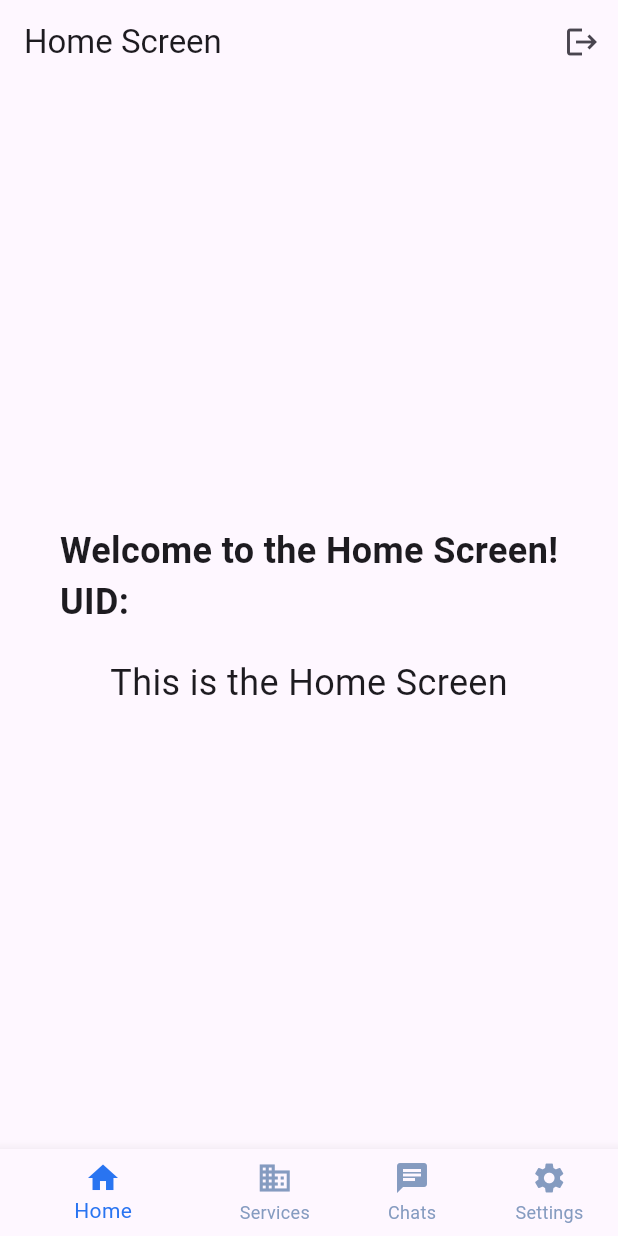
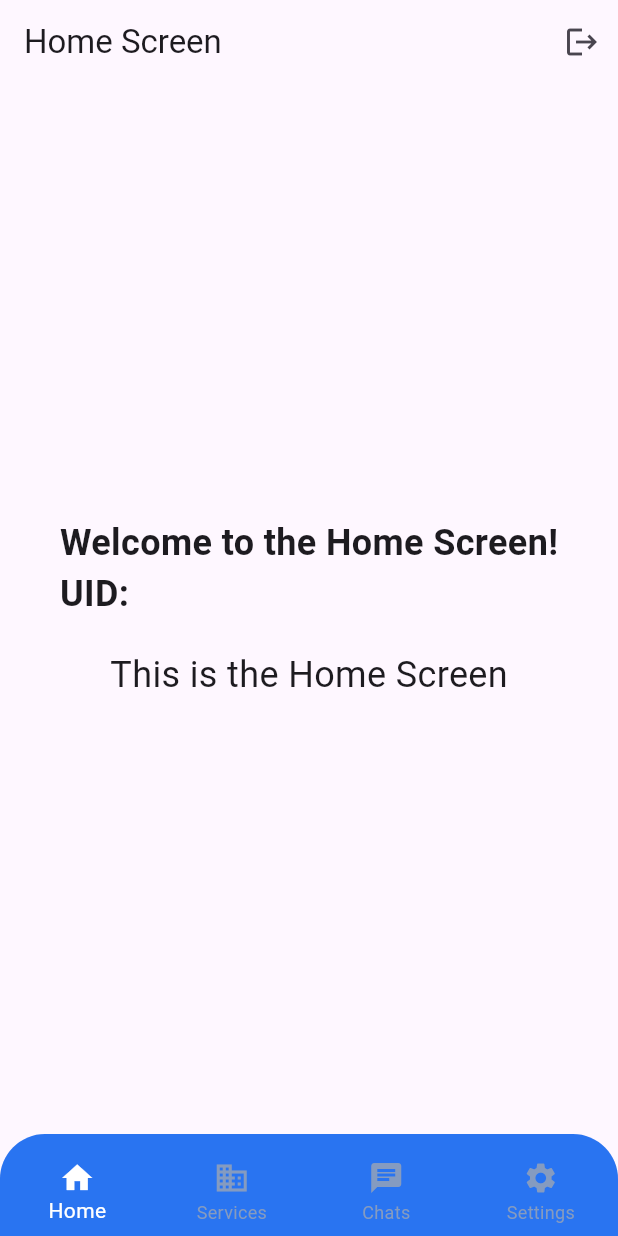
Before and after one commit to EnriqueFolchBlasco/Luggo-Android-App, a Flutter app: the HomeScreen screen opened directly, on a phone screen of 412 x 824 dp. Run offline on Flutter 3.47's test engine with Material 3 defaults, Android fonts, the phone set to English and light mode, and no system bars; our stand-ins replace email_validator, firebase_auth, firebase_core, shared_preferences; accounts and stored records are empty.

Commit message:
Menu appearance design imrpoved

```diff
--- a/lib/main.dart
+++ b/lib/main.dart
@@ -4,7 +4,7 @@ import 'package:shared_preferences/shared_preferences.dart';
 import 'screens/login_screen.dart';
 import 'screens/home_screen.dart';
 import 'firebase_options.dart';
-//0.7
+//1403_2354
 
 void main() async {
   WidgetsFlutterBinding.ensureInitialized();
--- a/lib/screens/home_screen.dart
+++ b/lib/screens/home_screen.dart
@@ -96,31 +96,52 @@ class _HomeScreenState extends State<HomeScreen> {
         ),
       ),
 
-      bottomNavigationBar: _hideBottomNav ? null : BottomNavigationBar(
+      bottomNavigationBar: _hideBottomNav
+          ? null
+          : ClipRRect(
+              borderRadius: BorderRadius.only(
+                topLeft: Radius.circular(30),
+                topRight: Radius.circular(30),
+              ),
+              child: BottomNavigationBar(
                 currentIndex: _selectedIndex,
                 onTap: _onItemTapped,
                 backgroundColor: AppColors.primaryColor,
-              selectedItemColor: AppColors.primaryColor,
+                selectedItemColor: Colors.white,
                 unselectedItemColor: const Color.fromARGB(255, 133, 155, 192),
                 showUnselectedLabels: true,
-              items: const <BottomNavigationBarItem>[
+                type: BottomNavigationBarType.fixed,
+                items: [
                   BottomNavigationBarItem(
-                  icon: Icon(Icons.home),
+                    icon: Padding(
+                      padding: EdgeInsets.only(top: 10.0),
+                      child: Icon(Icons.home),
+                    ),
                     label: 'Home',
                   ),
                   BottomNavigationBarItem(
-                  icon: Icon(Icons.business),
+                    icon: Padding(
+                      padding: EdgeInsets.only(top: 10.0),
+                      child: Icon(Icons.business),
+                    ),
                     label: 'Services',
                   ),
                   BottomNavigationBarItem(
-                  icon: Icon(Icons.chat),
+                    icon: Padding(
+                      padding: EdgeInsets.only(top: 10.0),
+                      child: Icon(Icons.chat),
+                    ),
                     label: 'Chats',
                   ),
                   BottomNavigationBarItem(
-                  icon: Icon(Icons.settings),
+                    icon: Padding(
+                      padding: EdgeInsets.only(top: 10.0),
+                      child: Icon(Icons.settings),
+                    ),
                     label: 'Settings',
                   ),
                 ],
+              ),
             ),
     );
   }
```
Also changed, not shown: 1 other file. Lines whose indentation alone changed are shown as unchanged.
